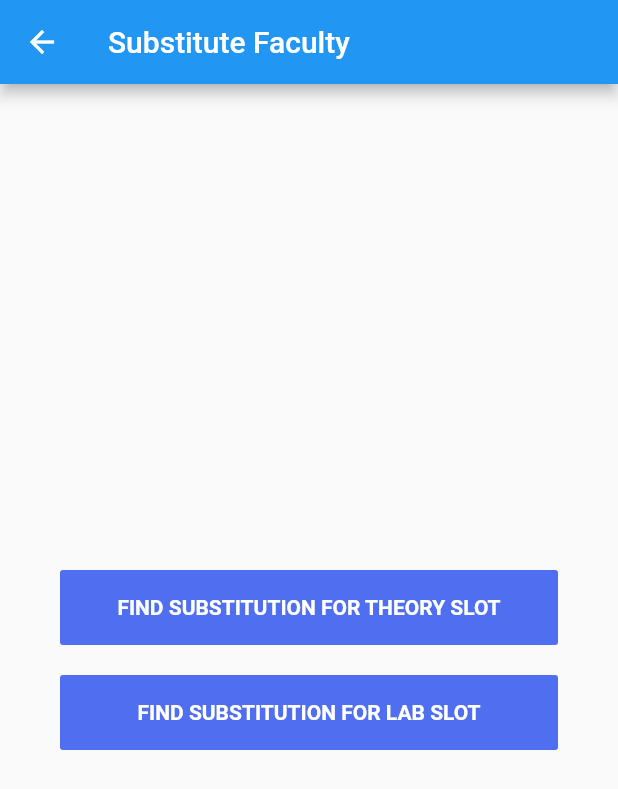
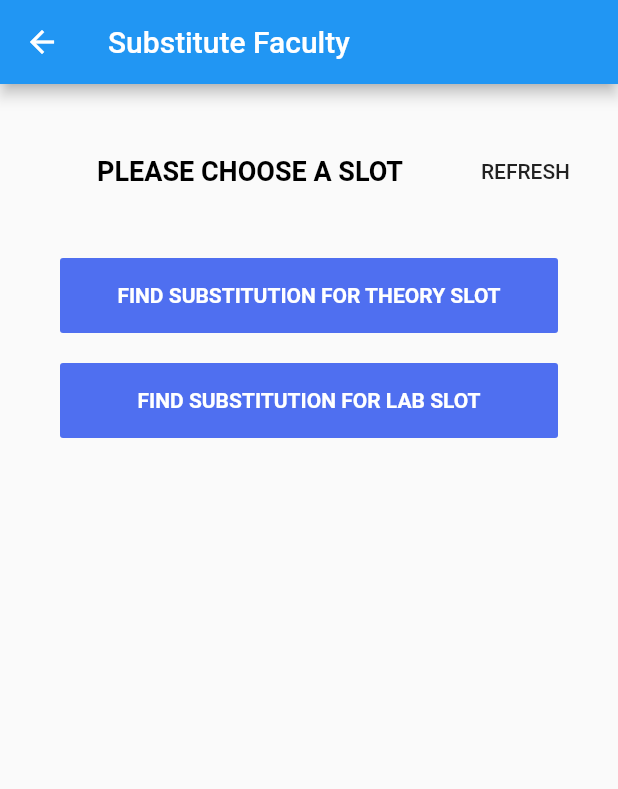
Before and after one commit to Rithiv-R/schedular, a Flutter app: the MyHomePage screen opened directly, on a phone screen of 412 x 824 dp. Shown: the top 789 px of the screen. Run offline on Flutter 3.47's test engine with Material 2 defaults, Android fonts, the light colour scheme and no system bars; our stand-ins replace cloud_firestore, firebase_auth, firebase_core; accounts and stored records are empty; network calls fail.

Commit message:
complete frontend

```diff
--- a/lib/home.dart
+++ b/lib/home.dart
@@ -1,3 +1,4 @@
+import 'package:cloud_firestore/cloud_firestore.dart';
 import 'package:flutter/material.dart';
 import 'package:schedular/labslot.dart';
 import 'package:schedular/theoryslot.dart';
@@ -10,6 +11,32 @@ class MyHomePage extends StatefulWidget {
 }
 
 class _MyHomePageState extends State<MyHomePage> {
+  List<String> slotlist = [];
+  String id = "";
+  String course = "";
+  @override
+  void initState() {
+    // TODO: implement initState
+    super.initState();
+    store();
+  }
+
+  void store() async {
+    await FirebaseFirestore.instance
+        .collection('faculties')
+        .get()
+        .then((QuerySnapshot querySnapshot) {
+      querySnapshot.docs.forEach((element) {
+        if (widget.user == element['mail_id']) {
+          var values = element['subjects'];
+          for (var i = 0; i < values.length; i++) {
+            slotlist.add(values[i]);
+          }
+        }
+      });
+    });
+  }
+
   @override
   var loading = false;
   Color color1 = Color(0xff4f6ff0);
@@ -21,8 +48,25 @@ class _MyHomePageState extends State<MyHomePage> {
       body: Container(
         child: Center(
           child: Column(
-            mainAxisAlignment: MainAxisAlignment.center,
+            mainAxisAlignment: MainAxisAlignment.start,
             children: <Widget>[
+              SizedBox(
+                height: 30,
+              ),
+              ListTile(
+                title: showSlot(),
+                trailing: MaterialButton(
+                  onPressed: () {
+                    setState(() {
+                      this.course = '';
+                    });
+                  },
+                  child: Text('REFRESH'),
+                ),
+              ),
+              SizedBox(
+                height: 30,
+              ),
               FlatButton(
                   onPressed: () {
                     Navigator.push(
@@ -30,6 +74,7 @@ class _MyHomePageState extends State<MyHomePage> {
                         MaterialPageRoute(
                             builder: (context) => Theory(
                                   user: widget.user,
+                                  course: course,
                                 )));
                   },
                   color: color1,
@@ -50,6 +95,7 @@ class _MyHomePageState extends State<MyHomePage> {
                         MaterialPageRoute(
                             builder: (context) => Lab(
                                   user: widget.user,
+                                  course: course,
                                 )));
                   },
                   color: color1,
@@ -62,10 +108,85 @@ class _MyHomePageState extends State<MyHomePage> {
                                 color: Colors.white,
                                 fontWeight: FontWeight.bold,
                               ))))),
+              SizedBox(
+                height: 30,
+              ),
+              Expanded(
+                  child: Container(
+                child: ListView.builder(
+                    itemCount: slotlist.length,
+                    itemBuilder: (context, index) => Column(children: <Widget>[
+                          GestureDetector(
+                            onTap: () {
+                              setState(() {
+                                this.course = slotlist[index];
+                              });
+                            },
+                            child: Container(
+                                child: Card(
+                              color: (course == slotlist[index])
+                                  ? Colors.grey
+                                  : Colors.white,
+                              elevation: 1,
+                              child: ListTile(
+                                title: Text(slotlist[index]),
+                              ),
+                            )),
+                          ),
+                        ])),
+              ))
             ],
           ),
         ),
       ),
     );
   }
+
+  Widget showSlot() {
+    return (course == '')
+        ? Center(
+            child: Row(
+              mainAxisAlignment: MainAxisAlignment.end,
+              children: [
+                Text(
+                  'PLEASE CHOOSE A SLOT',
+                  style: TextStyle(
+                    color: Colors.black,
+                    fontWeight: FontWeight.bold,
+                    fontSize: 18,
+                  ),
+                ),
+                Padding(padding: EdgeInsets.only(left: 20)),
+              ],
+            ),
+          )
+        : Center(
+            child: Row(
+              mainAxisAlignment: MainAxisAlignment.end,
+              children: [
+                Text(
+                  'Slot Choosen :',
+                  style: TextStyle(
+                    color: Colors.black,
+                    fontWeight: FontWeight.bold,
+                    fontSize: 19,
+                  ),
+                ),
+                Text(
+                  '$course',
+                  style: TextStyle(
+                    color: (this.slotlist.contains(this.id))
+                        ? Colors.green
+                        : Colors.red,
+                    fontWeight: FontWeight.bold,
+                    fontSize: 19,
+                  ),
+                ),
+                Padding(
+                  padding: EdgeInsets.only(right: 20),
+                ),
+              ],
+            ),
+          );
+  }
 }
```
Also changed, not shown: lib/labslot.dart (+13 -7 lines), lib/theoryslot.dart (+10 -5 lines).
